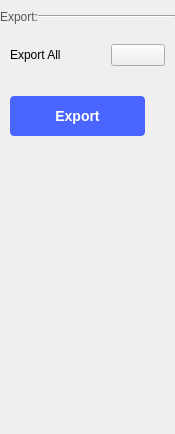
First picture: the form in ui/osc_export_settings.ui, repository analogdevicesinc/scopy, before the edit.
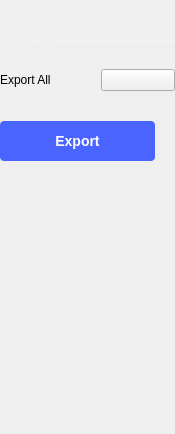
Second picture: the form after the edit. Custom widgets are drawn as their Qt base class.

Commit message: ui/osc_export_settings.ui: fix spacing and title style

```diff
--- a/ui/osc_export_settings.ui
+++ b/ui/osc_export_settings.ui
@@ -53,6 +53,22 @@
       <property name="bottomMargin">
        <number>0</number>
       </property>
+      <item>
+       <spacer name="verticalSpacer_2">
+        <property name="orientation">
+         <enum>Qt::Vertical</enum>
+        </property>
+        <property name="sizeType">
+         <enum>QSizePolicy::Fixed</enum>
+        </property>
+        <property name="sizeHint" stdset="0">
+         <size>
+          <width>20</width>
+          <height>25</height>
+         </size>
+        </property>
+       </spacer>
+      </item>
       <item>
        <layout class="QHBoxLayout" name="header">
         <property name="spacing">
@@ -64,23 +80,39 @@
         <item>
          <widget class="QLabel" name="label">
           <property name="sizePolicy">
-           <sizepolicy hsizetype="Fixed" vsizetype="Preferred">
+           <sizepolicy hsizetype="Fixed" vsizetype="Fixed">
             <horstretch>0</horstretch>
             <verstretch>0</verstretch>
            </sizepolicy>
           </property>
           <property name="styleSheet">
            <string notr="true">QLabel {
-  color: rgb(85, 85, 85);
+ font-size: 12px;
+ color: rgba(255, 255, 255, 70);
 }</string>
           </property>
           <property name="text">
-           <string>Export:</string>
+           <string>EXPORT </string>
           </property>
          </widget>
         </item>
         <item>
          <widget class="Line" name="line">
+          <property name="minimumSize">
+           <size>
+            <width>0</width>
+            <height>1</height>
+           </size>
+          </property>
+          <property name="maximumSize">
+           <size>
+            <width>16777215</width>
+            <height>1</height>
+           </size>
+          </property>
+          <property name="styleSheet">
+           <string notr="true"> border: 1px solid rgba(255, 255, 255, 70);</string>
+          </property>
           <property name="orientation">
            <enum>Qt::Horizontal</enum>
           </property>
@@ -94,14 +126,30 @@
          <number>10</number>
         </property>
         <property name="leftMargin">
-         <number>10</number>
+         <number>0</number>
         </property>
         <property name="topMargin">
-         <number>10</number>
+         <number>0</number>
         </property>
         <property name="rightMargin">
-         <number>10</number>
+         <number>0</number>
         </property>
+        <item>
+         <spacer name="verticalSpacer_3">
+          <property name="orientation">
+           <enum>Qt::Vertical</enum>
+          </property>
+          <property name="sizeType">
+           <enum>QSizePolicy::Fixed</enum>
+          </property>
+          <property name="sizeHint" stdset="0">
+           <size>
+            <width>20</width>
+            <height>10</height>
+           </size>
+          </property>
+         </spacer>
+        </item>
         <item>
          <layout class="QHBoxLayout" name="horizontalLayout_2">
           <property name="topMargin">
```
